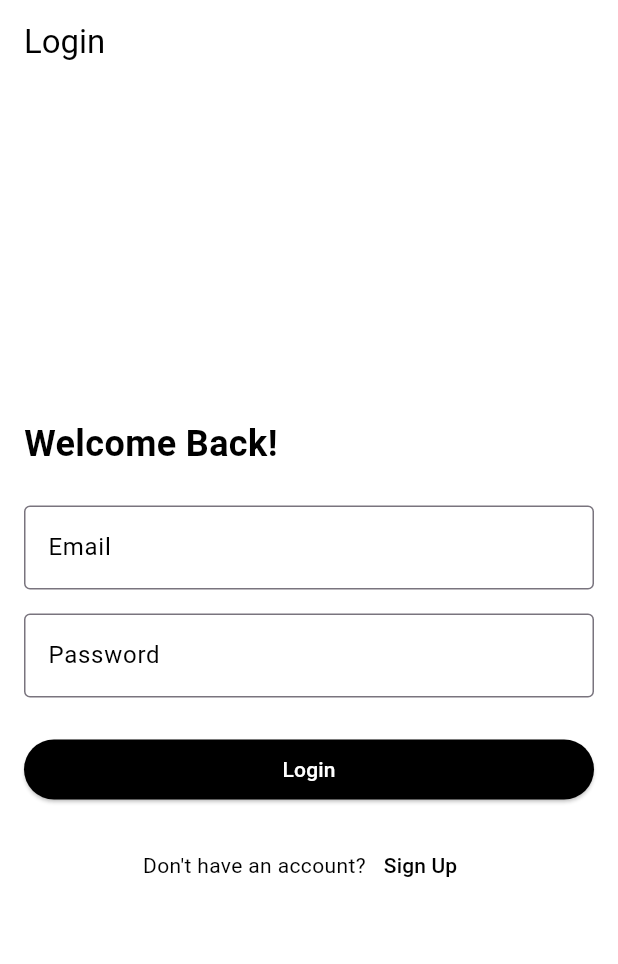
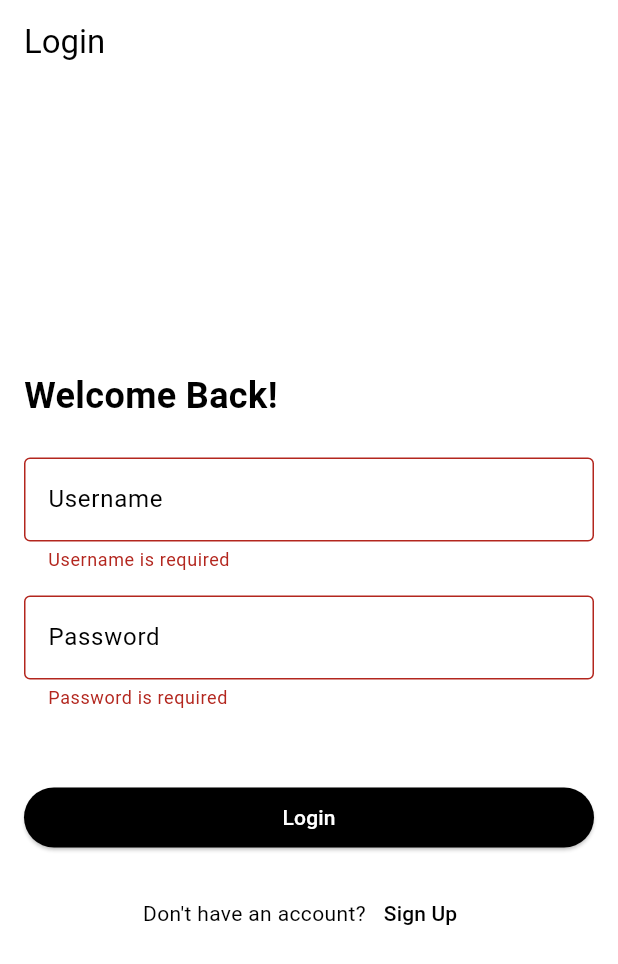
Before and after one commit to DawoudTormos/Home_Control_System_Frontend_Development, a Flutter app: the screen it shows after launch, after a tap on "Login", on a phone screen of 412 x 824 dp. Shown: the top 964 px of the screen. Run offline on Flutter 3.47's test engine with Material 3 defaults, Android fonts, the phone set to English and light mode, and no system bars; our stand-ins replace flutter_secure_storage, persistent_bottom_nav_bar, speech_to_text; missing offline and left inert: mobile_scanner.

Commit message:
Making an api class to use to talk with backend. Adding http and secure_storage dependencies. Starting with basic login and sigup logic. Enabling http without ssl for testing.

```diff
--- a/lib/main.dart
+++ b/lib/main.dart
@@ -1,3 +1,4 @@
+import 'package:edittable_grid_flutter/api/api_service.dart';
 import 'package:edittable_grid_flutter/main_mobile.dart';
 import 'package:edittable_grid_flutter/main_web.dart';
 import 'package:edittable_grid_flutter/pages/login.dart';
@@ -6,10 +7,12 @@ import 'package:flutter/material.dart';
 import 'web_router/app_router.dart';
 
 String currentPage = "Dashboard";
+ApiService? api;
 void main() {
 
   //requestMicrophonePermission() ;
   configureWebURL(); // to deal with web diffrenetly from other platforms regarding URLS
+  api = ApiService();
   runApp(const MyApp());
 }
 
@@ -20,7 +23,11 @@ class MyApp extends StatelessWidget {
   @override
   Widget build(BuildContext context) {
 
-   return  MaterialApp(home: LoginPage() ,)
+   return  MaterialApp(
+
+    home: LoginPage() ,
+
+    )
     ;
     if (kIsWeb) {
       if (kDebugMode) {
--- a/lib/pages/login.dart
+++ b/lib/pages/login.dart
@@ -1,7 +1,22 @@
+import 'package:edittable_grid_flutter/main.dart';
 import 'package:edittable_grid_flutter/pages/signup.dart';
 import 'package:flutter/material.dart';
 
-class LoginPage extends StatelessWidget {
+class LoginPage extends StatefulWidget {
+  @override
+  State<LoginPage> createState() => _LoginPageState();
+}
+
+class _LoginPageState extends State<LoginPage> {
+    final _formKey = GlobalKey<FormState>();
+
+  final TextEditingController _usernameController = TextEditingController();
+
+  final TextEditingController _passwordController = TextEditingController();
+
+    String? _message;
+    Color? _messageColor;
+ // To store error messages
   @override
   Widget build(BuildContext context) {
     return Scaffold(
@@ -21,6 +36,8 @@ class LoginPage extends StatelessWidget {
                 constraints: BoxConstraints(maxWidth: isWideScreen ? 400 : double.infinity),
                 child: Padding(
                   padding: const EdgeInsets.all(16.0),
+                  child: Form(
+                    key:_formKey ,
                     child: Column(
                       crossAxisAlignment: CrossAxisAlignment.start,
                       children: [
@@ -33,20 +50,28 @@ class LoginPage extends StatelessWidget {
                           ),
                         ),
                         const SizedBox(height: 24),
-                      const TextField(
-                        decoration: InputDecoration(
-                          labelText: 'Email',
+                         TextFormField(
+                          controller: _usernameController,
+                          decoration: const InputDecoration(
+                            labelText: 'Username',
                             labelStyle: TextStyle(color: Colors.black),
                             border: OutlineInputBorder(),
                             focusedBorder: OutlineInputBorder(
                               borderSide: BorderSide(color: Colors.black),
                             ),
                           ),
+                          validator: (value) {
+                    if (value == null || value.isEmpty) {
+                      return 'Username is required';
+                    }
+                    return null;
+                                    },
                         ),
                         const SizedBox(height: 16),
-                      const TextField(
+                         TextFormField(
                           obscureText: true,
-                        decoration: InputDecoration(
+                          controller:_passwordController ,
+                          decoration: const InputDecoration(
                             labelText: 'Password',
                             labelStyle: TextStyle(color: Colors.black),
                             border: OutlineInputBorder(),
@@ -54,8 +79,22 @@ class LoginPage extends StatelessWidget {
                               borderSide: BorderSide(color: Colors.black),
                             ),
                           ),
+                          validator: (value) {
+                    if (value == null || value.isEmpty) {
+                      return 'Password is required';
+                    }
+                    return null;
+                                    },
                         ),
                         const SizedBox(height: 24),
+                        if (_message != null)
+                Padding(
+                  padding: const EdgeInsets.only(bottom: 8.0 , left: 8.0),
+                  child: Text(
+                    _message!,
+                    style: TextStyle(color: _messageColor, fontSize: 15),
+                  ),
+                ),      const SizedBox(height: 24),
                         SizedBox(
                           width: double.infinity,
                           child: ElevatedButton(
@@ -64,7 +103,26 @@ class LoginPage extends StatelessWidget {
                               foregroundColor: Colors.white,
                             ),
                             onPressed: () {
-                            // Login logic here
+                              if (_formKey.currentState!.validate()) {
+                              var result =  api?.login(_usernameController.text,  _passwordController.text);
+
+                              result?.then((value){
+                              if (value["success"]){
+                                setState(() {
+                                  _message = "Success";
+                                  _messageColor = Colors.green;
+
+                                });
+                              }else{
+                                setState(() {
+                                  _message = value["error"];
+                                   _messageColor = Colors.red;
+
+                                });
+                              }
+                              });
+
+                              }
                             },
                             child: const Text('Login'),
                           ),
@@ -90,6 +148,7 @@ class LoginPage extends StatelessWidget {
                   ),
                 ),
               ),
+            ),
           );
         },
       ),
--- a/pubspec.yaml
+++ b/pubspec.yaml
@@ -46,6 +46,7 @@ dependencies:
   mobile_scanner: ^6.0.2
   image_picker: ^1.1.2
   flutter_plugin_android_lifecycle: ^2.0.24
+  flutter_secure_storage: ^9.2.2
 
 
 dev_dependencies:
```
Also changed, not shown: lib/api/api_service.dart (added, +70 -0 lines), pubspec.lock, 6 other files. Lines whose indentation alone changed are shown as unchanged.
